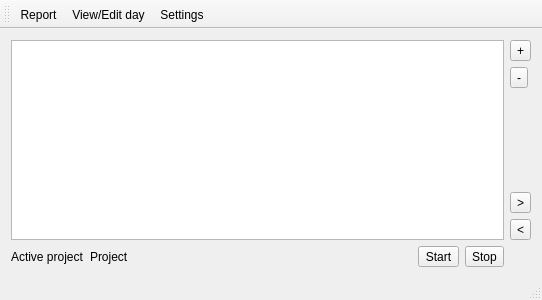
Above: MainWindow.ui from hheld/TimeLogger before the change. Below: the same form after it.
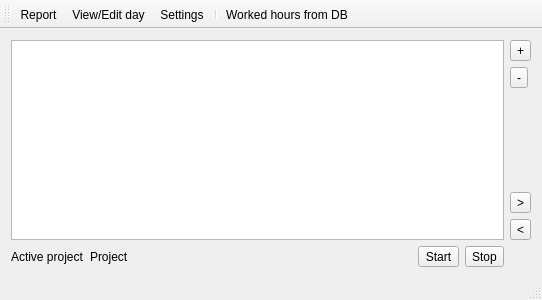
That is the form after the change. Icons and pictures are not drawn. Custom widgets are drawn as their Qt base class.

Commit message:
Added another action to the main window to get all actually worked hours from the database.
A warning is given that this removes all manually entered data.

Diff of the .ui file:
```diff
--- a/MainWindow.ui
+++ b/MainWindow.ui
@@ -145,6 +145,8 @@
    <addaction name="actionReport"/>
    <addaction name="actionDay_view"/>
    <addaction name="actionSettings"/>
+   <addaction name="separator"/>
+   <addaction name="actionWorked_hours_from_DB"/>
   </widget>
   <widget class="QStatusBar" name="statusBar"/>
   <action name="actionReport">
@@ -171,6 +173,14 @@
     <string>Configure some general settings</string>
    </property>
   </action>
+  <action name="actionWorked_hours_from_DB">
+   <property name="text">
+    <string>Worked hours from DB</string>
+   </property>
+   <property name="toolTip">
+    <string>Get the actually tracked hours from the database</string>
+   </property>
+  </action>
  </widget>
  <layoutdefault spacing="6" margin="11"/>
  <customwidgets>
```
The commit also changes 7 other files.
